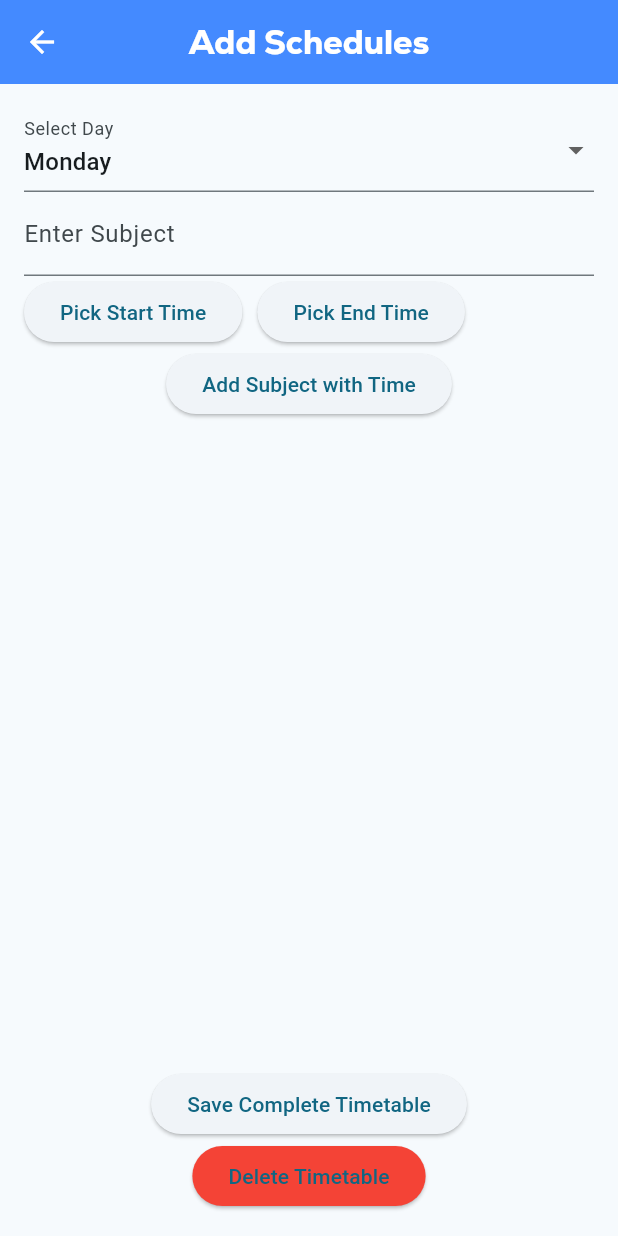
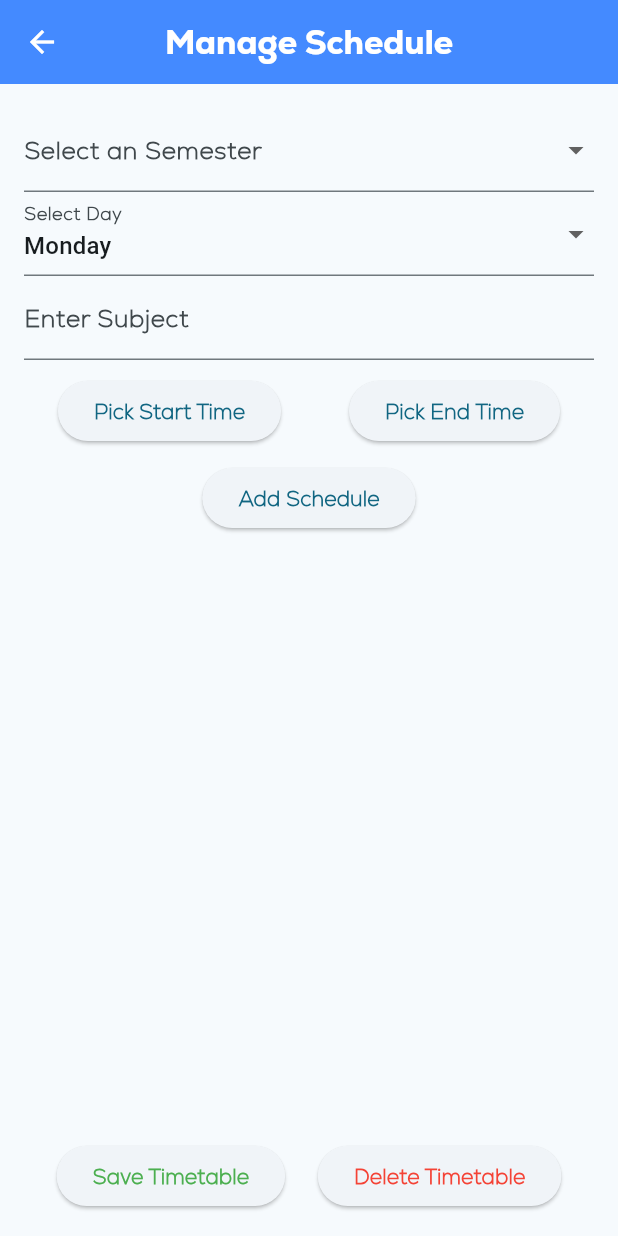
Before and after one commit to Rohit-R-M/SAM_mini_project, a Flutter app: the AdminManageSchedule screen opened directly, on a phone screen of 412 x 824 dp. Run offline on Flutter 3.47's test engine with Material 3 defaults, Android fonts, the phone set to English and light mode, and no system bars; our stand-ins replace cloud_firestore, file_picker, firebase_auth, firebase_core, firebase_database, firebase_storage and 4 more; missing offline and left inert: easy_pdf_viewer; accounts and stored records are empty.

Commit message:
schedules

```diff
--- a/lib/Admin/Addandmanage/Schedule.dart
+++ b/lib/Admin/Addandmanage/Schedule.dart
@@ -9,6 +9,8 @@ class AdminManageSchedule extends StatefulWidget {
 }
 
 class _AdminManageScheduleState extends State<AdminManageSchedule> {
+
+  String? _selectedValue;
 
   final _formKey = GlobalKey<FormState>();
   String selectedDay = "Monday";
@@ -65,7 +67,10 @@ class _AdminManageScheduleState extends State<AdminManageSchedule> {
       });
     } else {
       ScaffoldMessenger.of(context).showSnackBar(
-        SnackBar(content: Text("End time must be after start time")),
+        SnackBar(
+          content: Text("End time must be after start time"),
+          backgroundColor: Colors.redAccent,
+        ),
       );
     }
   }
@@ -127,11 +132,14 @@ class _AdminManageScheduleState extends State<AdminManageSchedule> {
     try {
       await FirebaseFirestore.instance
           .collection('timetable')
-          .doc('weekdays')
+          .doc(_selectedValue)
           .set(timetable);
 
       ScaffoldMessenger.of(context).showSnackBar(
-        SnackBar(content: Text("Complete timetable saved successfully!")),
+        SnackBar(
+          content: Text("Complete timetable saved successfully!"),
+          backgroundColor: Colors.green,
+        ),
       );
       setState(() {
         timetable = {
@@ -160,7 +168,10 @@ class _AdminManageScheduleState extends State<AdminManageSchedule> {
           .delete();
 
       ScaffoldMessenger.of(context).showSnackBar(
-        SnackBar(content: Text("Timetable deleted successfully!")),
+        SnackBar(
+          content: Text("Timetable deleted successfully!"),
+          backgroundColor: Colors.redAccent,
+        ),
       );
       setState(() {
         timetable = {
@@ -223,7 +234,7 @@ class _AdminManageScheduleState extends State<AdminManageSchedule> {
       appBar: AppBar(
         iconTheme: IconThemeData(color: Colors.white),
         backgroundColor: Colors.blueAccent,
-        title: Text("Add Schedules",
+        title: Text("Manage Schedule",
             style: TextStyle(
                 fontWeight: FontWeight.bold,
                 fontFamily: 'Nexa',
@@ -237,8 +248,28 @@ class _AdminManageScheduleState extends State<AdminManageSchedule> {
           child: Column(
             children: [
               DropdownButtonFormField<String>(
+                decoration: InputDecoration(
+                  labelText: 'Select an Semester',
+                  labelStyle: TextStyle( fontFamily: 'NexaBold',fontWeight: FontWeight.w900),
+                  border: UnderlineInputBorder(),
+                ),
+                value: _selectedValue,
+                items: ['1', '2', '3', '4', '5', '6', '7', '8']
+                    .map((String option) => DropdownMenuItem<String>(
+                  value: option,
+                  child: Text(option),
+                ))
+                    .toList(),
+                onChanged: (newValue) {
+                  setState(() {
+                    _selectedValue = newValue;
+                  });
+                },
+                validator: (value) => value == null ? 'Please select the Semester' : null,
+              ),
+              DropdownButtonFormField<String>(
                 value: selectedDay,
-                decoration: InputDecoration(labelText: "Select Day"),
+                decoration: InputDecoration(labelText: "Select Day", labelStyle: TextStyle(fontFamily: 'NexaBold', fontWeight: FontWeight.w900)),
                 onChanged: (value) {
                   setState(() {
                     selectedDay = value!;
@@ -254,48 +285,59 @@ class _AdminManageScheduleState extends State<AdminManageSchedule> {
               if (selectedDay != "Sunday") ...[
                 TextFormField(
                   controller: _subjectController,
-                  decoration: InputDecoration(labelText: "Enter Subject"),
+                  decoration: InputDecoration(labelText: "Enter Subject", labelStyle: TextStyle(fontFamily: 'NexaBold', fontWeight: FontWeight.w900)),
                 ),
+                SizedBox(height: 10),
                 Row(
+                  mainAxisAlignment: MainAxisAlignment.spaceAround,
                   children: [
                     ElevatedButton(
                       onPressed: () => pickStartTime(context),
                       child: Text(selectedStartTime == null
                           ? "Pick Start Time"
-                          : "Start: ${formatTimeOfDay(selectedStartTime!)}"),
+                          : "Start: ${formatTimeOfDay(selectedStartTime!)}",
+                          style: TextStyle(fontFamily: 'NexaBold', fontWeight: FontWeight.w900)),
                     ),
-                    SizedBox(width: 10),
                     ElevatedButton(
                       onPressed: () => pickEndTime(context),
                       child: Text(selectedEndTime == null
                           ? "Pick End Time"
-                          : "End: ${formatTimeOfDay(selectedEndTime!)}"),
+                          : "End: ${formatTimeOfDay(selectedEndTime!)}",
+                          style: TextStyle(fontFamily: 'NexaBold', fontWeight: FontWeight.w900)),
                     ),
                   ],
                 ),
+                SizedBox(height: 10),
                 ElevatedButton(
                   onPressed: addOrUpdateSubjectWithTime,
-                  child: Text(editingIndex != null ? "Update Subject with Time" : "Add Subject with Time"),
+                  child: Text(editingIndex != null ? "Update Schedule" : "Add Schedule",
+                      style: TextStyle(fontFamily: 'NexaBold', fontWeight: FontWeight.w900)),
                 ),
               ],
+              SizedBox(height: 15),
               Expanded(
                 child: ListView.builder(
                   itemCount: timetable[selectedDay]?.length ?? 0,
                   itemBuilder: (context, index) {
                     final item = timetable[selectedDay]![index];
                     return Card(
+                      shape: RoundedRectangleBorder(
+                        borderRadius: BorderRadius.circular(10),
+                      ),
+                      elevation: 2,
+                      margin: EdgeInsets.symmetric(vertical: 5),
                       child: ListTile(
-                        title: Text("${item['subject']}"),
+                        title: Text("${item['subject']}", style: TextStyle(fontWeight: FontWeight.bold)),
                         subtitle: Text("${item['time']}"),
-                        trailing: Row(
-                          mainAxisSize: MainAxisSize.min,
+                        trailing: Wrap(
+                          spacing: 8,
                           children: [
                             IconButton(
-                              icon: Icon(Icons.edit),
+                              icon: Icon(Icons.edit, color: Colors.blueAccent),
                               onPressed: () => editSubjectWithTime(index),
                             ),
                             IconButton(
-                              icon: Icon(Icons.delete),
+                              icon: Icon(Icons.delete, color: Colors.redAccent),
                               onPressed: () => deleteSubjectWithTime(index),
                             ),
                           ],
@@ -305,15 +347,20 @@ class _AdminManageScheduleState extends State<AdminManageSchedule> {
                   },
                 ),
               ),
+              Row(
+                mainAxisAlignment: MainAxisAlignment.spaceEvenly,
+                children: [
                   ElevatedButton(
                     onPressed: saveCompleteTimetable,
-                child: Text("Save Complete Timetable"),
+                    child: Text("Save Timetable", style: TextStyle(color: Colors.green, fontFamily: 'NexaBold',fontWeight: FontWeight.w900)),
                   ),
+
                   ElevatedButton(
                     onPressed: deleteTimetable,
-                style: ElevatedButton.styleFrom(backgroundColor: Colors.red),
-                child: Text("Delete Timetable"),
+                    child: Text("Delete Timetable", style: TextStyle(color: Colors.red, fontFamily: 'NexaBold',fontWeight: FontWeight.w900)),
                   ),
+                ],
+              )
             ],
           ),
         ),
```
Also changed, not shown: lib/Student/drawer/StudentSchedule.dart (+72 -12 lines). Lines whose indentation alone changed are shown as unchanged.
